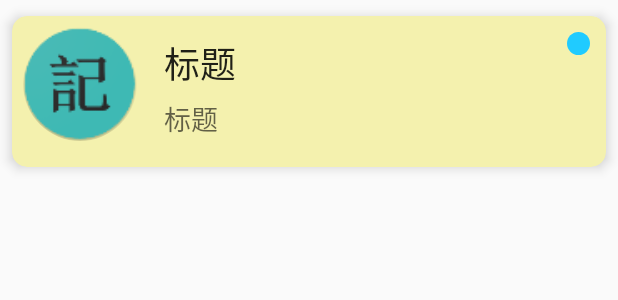
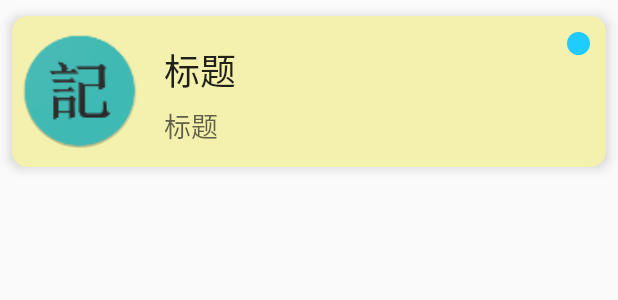
Before and after one commit to Worldjay915/Zhouji, an Android app: the layout task_item_recycler.xml on its own in the app's theme, with its tools: preview values and no code run, on a phone screen of 412 x 824 dp. Shown: the top 300 px of the screen. Run offline under Robolectric (Android 15) with nearby library versions, the light colour scheme and no system bars; Roboto replaces fonts that are not available here.

Commit message:
修改bug

```diff
--- a/app/src/main/java/com/shijie/pojo/zhouji/adapter/TaskAdapter.java
+++ b/app/src/main/java/com/shijie/pojo/zhouji/adapter/TaskAdapter.java
@@ -118,6 +118,7 @@
 
     public void refreshTask(int position, List<Task> mList,RecyclerView mRecyclerView){
         int state = mList.get(position).getState();
+        //通过ViewHolder找出缓存的对应控件
         TaskViewholder viewHolder = (TaskViewholder)mRecyclerView.getChildViewHolder(mRecyclerView.getChildAt(position));
         if (state == StaticClass.STATE_NOT_FINISH){
             viewHolder.ll_finished_mask.setVisibility(View.GONE);
--- a/app/src/main/java/com/shijie/pojo/zhouji/ui/BaseActivity.java
+++ b/app/src/main/java/com/shijie/pojo/zhouji/ui/BaseActivity.java
@@ -3,6 +3,7 @@
 import android.os.Bundle;
 import android.support.v7.app.AppCompatActivity;
 import android.view.MenuItem;
+
 
 /**
  * 项目名: Zhouji
@@ -18,10 +19,7 @@
     public void onCreate( Bundle savedInstanceState) {
         super.onCreate(savedInstanceState);
 
-
     }
-
-
     @Override
     public boolean onOptionsItemSelected(MenuItem item) {
         switch (item.getItemId()){
--- a/app/src/main/res/layout/task_item_recycler.xml
+++ b/app/src/main/res/layout/task_item_recycler.xml
@@ -16,6 +16,7 @@
         android:layout_width="match_parent"
         android:layout_height="wrap_content"
         android:orientation="horizontal"
+        android:layout_gravity="center_vertical"
         >
         <de.hdodenhof.circleimageview.CircleImageView
             android:id="@+id/profile_image"
```
